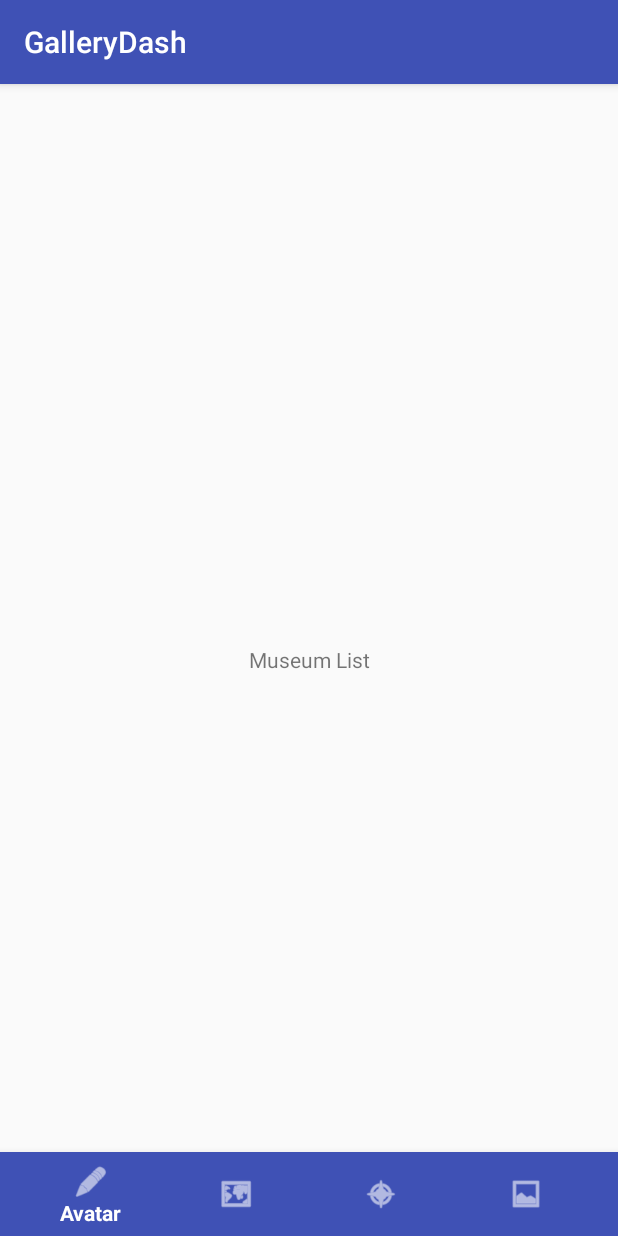
After one commit to Shawn-Speaks/GalleryDash, an Android app: the fragment MuseumListFragment placed in its activity, on a phone screen of 412 x 824 dp. The commit adds this screen. Run offline under Robolectric (Android 15) with nearby library versions, the phone set to English and light mode, and no system bars.

Commit message:
added bottom navigation bar with menu, created leigh package, created menu list fragment

```diff
--- a/app/build.gradle
+++ b/app/build.gradle
@@ -26,4 +26,5 @@ dependencies {
     })
     compile 'com.android.support:appcompat-v7:25.1.0'
     testCompile 'junit:junit:4.12'
+    compile 'com.android.support:design:25.1.0'
 }
--- a/app/src/main/java/shawn/c4q/nyc/gallerydash/MainActivity.java
+++ b/app/src/main/java/shawn/c4q/nyc/gallerydash/MainActivity.java
@@ -1,13 +1,49 @@
 package shawn.c4q.nyc.gallerydash;
 
+import android.support.annotation.NonNull;
+import android.support.design.widget.BottomNavigationView;
 import android.support.v7.app.AppCompatActivity;
 import android.os.Bundle;
+import android.view.MenuItem;
+
+import shawn.c4q.nyc.gallerydash.leigh.BottomNavigationViewHelper;
+import shawn.c4q.nyc.gallerydash.leigh.MuseumListFragment;
 
 public class MainActivity extends AppCompatActivity {
+
+    BottomNavigationView bttmNavBar;
 
     @Override
     protected void onCreate(Bundle savedInstanceState) {
         super.onCreate(savedInstanceState);
         setContentView(R.layout.activity_main);
+        initNavBar();
+
+    }
+
+    private void initNavBar() {
+        bttmNavBar = (BottomNavigationView) findViewById(R.id.main_bttm_navbar);
+        bttmNavBar.inflateMenu(R.menu.bottom_nav_menu);
+
+        BottomNavigationViewHelper.disableShift(bttmNavBar);
+
+        bttmNavBar.setOnNavigationItemSelectedListener(new BottomNavigationView.OnNavigationItemSelectedListener() {
+            @Override
+            public boolean onNavigationItemSelected(@NonNull MenuItem item) {
+                switch (item.getItemId()) {
+                    case (R.id.action_edit_avatar):
+
+                    case (R.id.action_museum_list):
+                        getFragmentManager().beginTransaction()
+                                .replace(R.id.fragment_main_activity, new MuseumListFragment())
+                                .commit();
+                    case (R.id.action_check_in):
+
+                    case (R.id.action_badge_gallery):
+
+                }
+                return true;
+            }
+        });
     }
 }
--- /dev/null
+++ b/app/src/main/java/shawn/c4q/nyc/gallerydash/leigh/BottomNavigationViewHelper.java
@@ -0,0 +1,46 @@
+package shawn.c4q.nyc.gallerydash.leigh;
+
+import android.support.design.internal.BottomNavigationItemView;
+import android.support.design.internal.BottomNavigationMenuView;
+import android.support.design.widget.BottomNavigationView;
+import android.util.Log;
+
+import java.lang.reflect.Field;
+
+/**
+ * Created by leighdouglas on 1/31/17.
+ */
+
+
+//From stack overflow, I added explanation so I could understand
+public class BottomNavigationViewHelper {
+
+    public static void disableShift(BottomNavigationView view) {
+        //gets the menuview inside of the navbar. the children of the menuview are each item/button
+        //in the menu
+        BottomNavigationMenuView menuView = (BottomNavigationMenuView) view.getChildAt(0);
+        try {
+            //gets the field/variable of the menuView object. mShifting mode is a boolean
+            //that runs true if the menu item count is more than 3. this enable shift mode on each item in the menu
+            Field shiftingMode = menuView.getClass().getDeclaredField("mShiftingMode");
+            //here we are setting the field as accessible, changing it to false, and then limiting the access again
+            shiftingMode.setAccessible(true);
+            shiftingMode.setBoolean(menuView, false);
+            shiftingMode.setAccessible(false);
+            for (int i = 0; i < menuView.getChildCount(); i++) {
+                //get the item in the menu
+                BottomNavigationItemView item = (BottomNavigationItemView) menuView.getChildAt(i);
+                //noinspection RestrictedApi
+                item.setShiftingMode(false);//disable shift mode on the menu item
+                // set once again checked value, so view will be updated
+                //noinspection RestrictedApi
+                item.setChecked(item.getItemData().isChecked()); //sets items so that they all display the text
+            }
+        } catch (NoSuchFieldException e) { //catches in case the field doesnt exist
+            Log.e("BNVHelper", "Unable to get shift mode field", e);
+        } catch (IllegalAccessException e) { //catches in case field is inaccessible
+            Log.e("BNVHelper", "Unable to change value of shift mode", e);
+        }
+
+    }
+}
--- /dev/null
+++ b/app/src/main/java/shawn/c4q/nyc/gallerydash/leigh/MuseumListFragment.java
@@ -0,0 +1,23 @@
+package shawn.c4q.nyc.gallerydash.leigh;
+
+import android.app.Fragment;
+import android.os.Bundle;
+import android.support.annotation.Nullable;
+import android.view.LayoutInflater;
+import android.view.View;
+import android.view.ViewGroup;
+
+import shawn.c4q.nyc.gallerydash.R;
+
+/**
+ * Created by leighdouglas on 1/31/17.
+ */
+
+public class MuseumListFragment extends Fragment {
+    @Nullable
+    @Override
+    public View onCreateView(LayoutInflater inflater, ViewGroup container, Bundle savedInstanceState) {
+        View view = inflater.inflate(R.layout.fragment_museum_list, container, false);
+        return view;
+    }
+}
--- a/app/src/main/res/layout/activity_main.xml
+++ b/app/src/main/res/layout/activity_main.xml
@@ -1,18 +1,24 @@
 <?xml version="1.0" encoding="utf-8"?>
-<RelativeLayout
-    xmlns:android="http://schemas.android.com/apk/res/android"
+<RelativeLayout xmlns:android="http://schemas.android.com/apk/res/android"
+    xmlns:app="http://schemas.android.com/apk/res-auto"
     xmlns:tools="http://schemas.android.com/tools"
     android:id="@+id/activity_main"
     android:layout_width="match_parent"
     android:layout_height="match_parent"
-    android:paddingLeft="@dimen/activity_horizontal_margin"
-    android:paddingRight="@dimen/activity_horizontal_margin"
-    android:paddingTop="@dimen/activity_vertical_margin"
-    android:paddingBottom="@dimen/activity_vertical_margin"
     tools:context="shawn.c4q.nyc.gallerydash.MainActivity">
 
-    <TextView
-        android:layout_width="wrap_content"
+    <android.support.design.widget.BottomNavigationView
+        android:id="@+id/main_bttm_navbar"
+        android:layout_width="match_parent"
         android:layout_height="wrap_content"
-        android:text="Hello World!" />
+        android:layout_alignParentBottom="true"
+        android:background="@color/colorPrimary"
+        app:itemIconTint="@android:color/white"
+        app:itemTextColor="@android:color/white" />
+
+    <FrameLayout
+        android:id="@+id/fragment_main_activity"
+        android:layout_width="match_parent"
+        android:layout_height="match_parent" />
+
 </RelativeLayout>
--- /dev/null
+++ b/app/src/main/res/layout/fragment_museum_list.xml
@@ -0,0 +1,12 @@
+<?xml version="1.0" encoding="utf-8"?>
+<LinearLayout xmlns:android="http://schemas.android.com/apk/res/android"
+    android:layout_width="match_parent"
+    android:layout_height="match_parent"
+    android:orientation="vertical">
+
+    <TextView
+        android:layout_width="match_parent"
+        android:layout_height="match_parent"
+        android:gravity="center"
+        android:text="Museum List" />
+</LinearLayout>
--- /dev/null
+++ b/app/src/main/res/menu/bottom_nav_menu.xml
@@ -0,0 +1,29 @@
+<?xml version="1.0" encoding="utf-8"?>
+<menu xmlns:android="http://schemas.android.com/apk/res/android"
+    xmlns:app="http://schemas.android.com/apk/res-auto">
+    <item
+        android:id="@+id/action_edit_avatar"
+        android:enabled="true"
+        android:icon="@android:drawable/ic_menu_edit"
+        android:title="@string/text_edit_avatar"
+        app:showAsAction="always" />
+    <item
+        android:id="@+id/action_museum_list"
+        android:enabled="true"
+        android:icon="@android:drawable/ic_menu_mapmode"
+        android:title="@string/text_museum_list"
+        app:showAsAction="always" />
+    <item
+        android:id="@+id/action_check_in"
+        android:enabled="true"
+        android:icon="@android:drawable/ic_menu_compass"
+        android:title="@string/text_check_in"
+        app:showAsAction="always" />
+    <item
+        android:id="@+id/action_badge_gallery"
+        android:enabled="true"
+        android:icon="@android:drawable/ic_menu_gallery"
+        android:title="@string/text_badge_gallery"
+        app:showAsAction="always" />
+
+</menu>
--- a/app/src/main/res/values/strings.xml
+++ b/app/src/main/res/values/strings.xml
@@ -1,3 +1,7 @@
 <resources>
     <string name="app_name">GalleryDash</string>
+    <string name="text_edit_avatar">Avatar</string>
+    <string name="text_museum_list">Museums</string>
+    <string name="text_badge_gallery">Badges</string>
+    <string name="text_check_in">Check-In</string>
 </resources>
```
Also changed, not shown: 5 other files.
